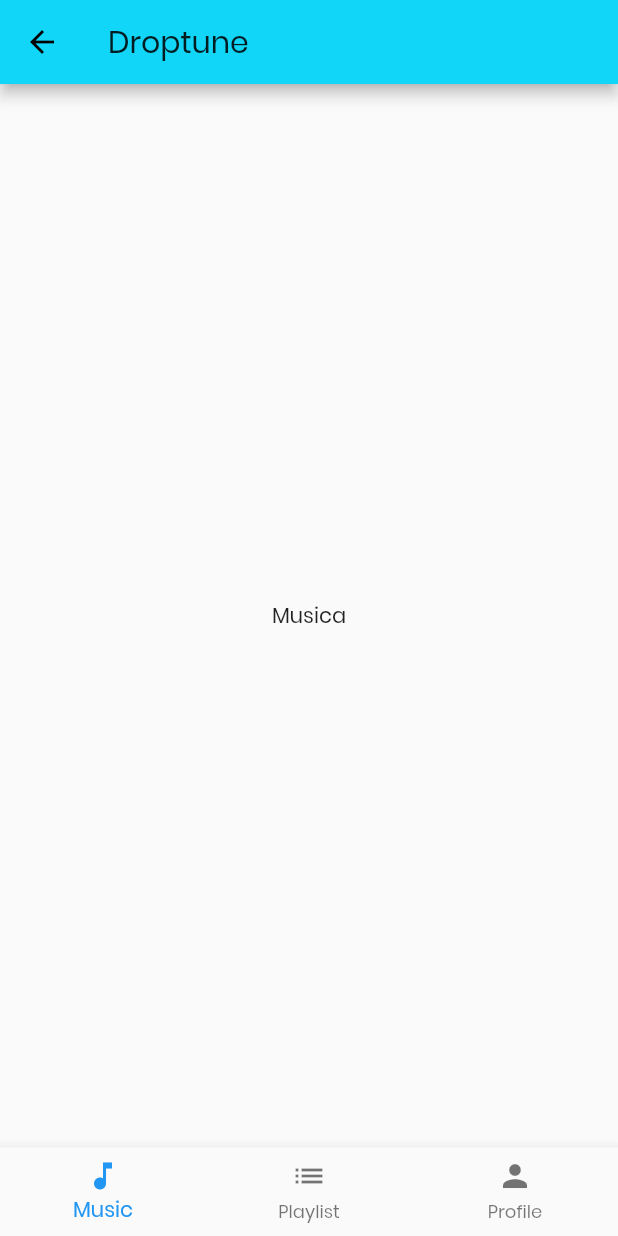
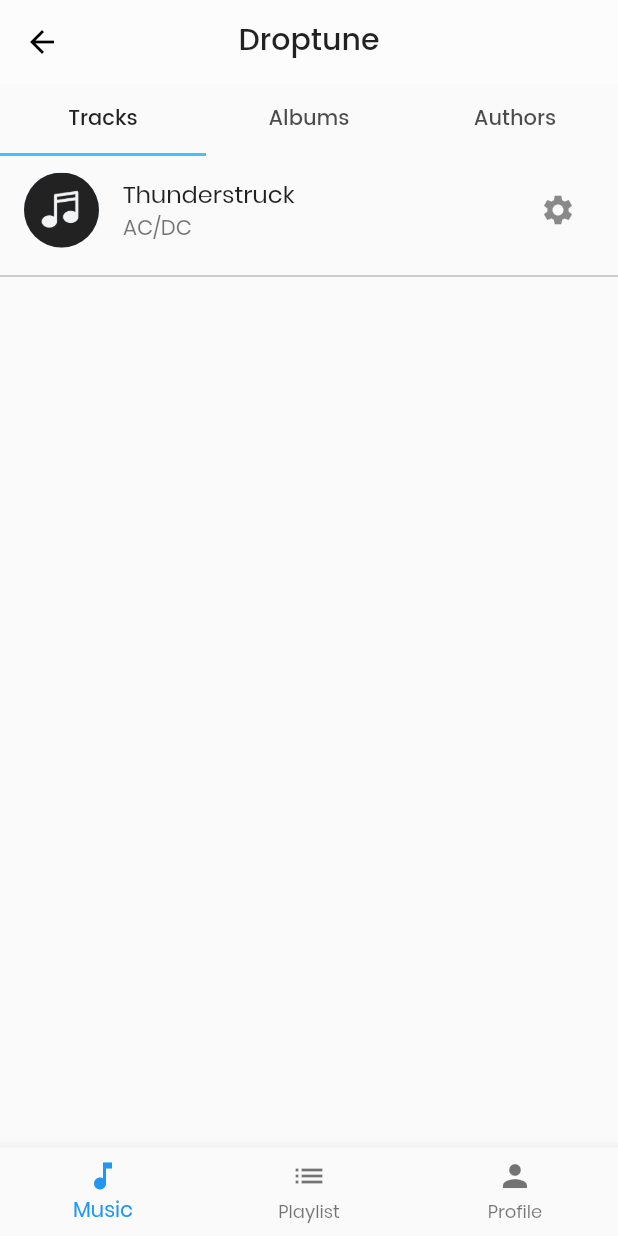
Before and after one commit to Platinum2d/DropTune, a Flutter app: the MainPage screen opened by its route, on a phone screen of 412 x 824 dp. Run offline on Flutter 3.47's test engine with Material 2 defaults, Android fonts, the phone set to English and light mode, and no system bars.

Commit message:
Graphical implementation of Albums, Authors and Playlist pages

```diff
--- a/lib/interfaces/pages/main_page.dart
+++ b/lib/interfaces/pages/main_page.dart
@@ -1,3 +1,6 @@
+import 'package:droptune/interfaces/pages/music_page.dart';
+import 'package:droptune/interfaces/pages/playlist_page.dart';
+import 'package:droptune/interfaces/pages/profile_page.dart';
 import 'package:flutter/material.dart';
 
 class MainPage extends StatefulWidget {
@@ -18,16 +21,33 @@ class _MainPageState extends State<MainPage> {
   ];
 
   List<Widget> _pages = [
-    Center(
-      child: Text("Musica"),
-    ),
-    Center(
-      child: Text("Playlist"),
-    ),
-    Center(
-      child: Text("Profilo"),
-    )
+    MusicPage(),
+    PlaylistPage(),
+    ProfilePage()
   ];
+
+  BottomNavigationBar _buildNavigationBar(){
+    return BottomNavigationBar(
+        onTap: (currentIndex) {
+          _pageController.animateToPage(currentIndex,
+              duration: Duration(microseconds: 500), curve: Curves.easeInSine);
+        },
+        currentIndex: _currentIndex,
+        items: _navigationBarItems);
+  }
+
+  PageView _buildPageView(){
+    return PageView(
+      physics: NeverScrollableScrollPhysics(),
+      controller: _pageController,
+      onPageChanged: (newIndex) {
+        setState(() {
+          _currentIndex = newIndex;
+        });
+      },
+      children: _pages,
+    );
+  }
 
   @override
   void initState() {
@@ -44,25 +64,11 @@ class _MainPageState extends State<MainPage> {
   Widget build(BuildContext context) {
     return Scaffold(
       appBar: AppBar(
-        title: Text("Droptune"),
+        centerTitle: true,
+        title: Text("Droptune", style: TextStyle(fontWeight: FontWeight.w500),),
       ),
-      body: PageView(
-        physics: NeverScrollableScrollPhysics(),
-        controller: _pageController,
-        onPageChanged: (newIndex) {
-          setState(() {
-            _currentIndex = newIndex;
-          });
-        },
-        children: _pages,
-      ),
-      bottomNavigationBar: BottomNavigationBar(
-          onTap: (currentIndex) {
-            _pageController.animateToPage(currentIndex,
-                duration: Duration(microseconds: 500), curve: Curves.easeInSine);
-          },
-          currentIndex: _currentIndex,
-          items: _navigationBarItems),
+      body: _buildPageView(),
+      bottomNavigationBar: _buildNavigationBar(),
     );
   }
 }
--- /dev/null
+++ b/lib/interfaces/pages/music_page.dart
@@ -0,0 +1,121 @@
+import 'package:droptune/interfaces/pages/widgets/albums_grid.dart';
+import 'package:droptune/interfaces/pages/widgets/authors_list.dart';
+import 'package:droptune/interfaces/pages/widgets/tracks_list.dart';
+import 'package:droptune/models/album.dart';
+import 'package:droptune/models/author.dart';
+import 'package:droptune/models/track.dart';
+import 'package:flutter/material.dart';
+
+class MusicPage extends StatelessWidget {
+  final List<Track> tracks = [
+    Track(
+        name: "Thunderstruck",
+        path: "",
+        duration: 0,
+        coverImage: AssetImage('assets/images/default_song_image.jpg'),
+        authors: <Author>[Author(name: "AC/DC", tracks: [])])
+  ];
+
+  final List<Album> albums = [
+    Album(name: "The Razor's edge", tracks: <Track>[
+      Track(
+          name: "Thunderstruck",
+          path: "",
+          duration: 0,
+          coverImage: AssetImage('assets/images/default_song_image.jpg'),
+          authors: <Author>[Author(name: "AC/DC", tracks: [])])
+    ]),
+    Album(name: "The Razor's edge", tracks: <Track>[
+      Track(
+          name: "Thunderstruck",
+          path: "",
+          duration: 0,
+          coverImage: AssetImage('assets/images/default_song_image.jpg'),
+          authors: <Author>[Author(name: "AC/DC", tracks: [])])
+    ]),
+    Album(name: "The Razor's edge", tracks: <Track>[
+      Track(
+          name: "Thunderstruck",
+          path: "",
+          duration: 0,
+          coverImage: AssetImage('assets/images/default_song_image.jpg'),
+          authors: <Author>[Author(name: "AC/DC", tracks: [])])
+    ]),
+    Album(name: "The Razor's edge", tracks: <Track>[
+      Track(
+          name: "Thunderstruck",
+          path: "",
+          duration: 0,
+          coverImage: AssetImage('assets/images/default_song_image.jpg'),
+          authors: <Author>[Author(name: "AC/DC", tracks: [])])
+    ]),
+    Album(name: "The Razor's edge", tracks: <Track>[
+      Track(
+          name: "Thunderstruck",
+          path: "",
+          duration: 0,
+          coverImage: AssetImage('assets/images/default_song_image.jpg'),
+          authors: <Author>[Author(name: "AC/DC", tracks: [])])
+    ]),
+    Album(name: "The Razor's edge", tracks: <Track>[
+      Track(
+          name: "Thunderstruck",
+          path: "",
+          duration: 0,
+          coverImage: AssetImage('assets/images/default_song_image.jpg'),
+          authors: <Author>[Author(name: "AC/DC", tracks: [])])
+    ]),
+  ];
+
+  final List<Author> authors = [
+    Author(name: "AC/DC", tracks: <Track>[
+      Track(
+          name: "Thunderstruck",
+          path: "",
+          duration: 0,
+          coverImage: AssetImage('assets/images/default_song_image.jpg'),
+          authors: <Author>[Author(name: "AC/DC", tracks: [])])
+    ]),
+    Author(name: "Michael Jackson", tracks: <Track>[
+      Track(
+          name: "Thunderstruck",
+          path: "",
+          duration: 0,
+          coverImage: AssetImage('assets/images/default_song_image.jpg'),
+          authors: <Author>[Author(name: "AC/DC", tracks: [])])
+    ])
+  ];
+
+  @override
+  Widget build(BuildContext context) {
+    return DefaultTabController(
+        initialIndex: 0,
+        length: 3,
+        child: Scaffold(
+            appBar:
+                TabBar(indicatorColor: Colors.lightBlueAccent, tabs: <Widget>[
+              Tab(
+                text: "Tracks",
+              ),
+              Tab(
+                text: "Albums",
+              ),
+              Tab(
+                text: "Authors",
+              )
+            ]),
+            body: TabBarView(children: <Widget>[
+              TracksList(
+                tracks: tracks,
+                trailingAction: () {},
+              ),
+              AlbumsGrid(
+                albums: albums,
+              ),
+              AuthorsList(
+                authors: authors,
+                trailingAction: () {},
+              )
+            ])));
+  }
+}
--- /dev/null
+++ b/lib/interfaces/pages/widgets/albums_grid.dart
@@ -0,0 +1,57 @@
+import 'package:droptune/models/album.dart';
+import 'package:droptune/models/author.dart';
+import 'package:flutter/material.dart';
+
+class AlbumsGrid extends StatelessWidget {
+  final List<Album> albums;
+
+  AlbumsGrid({@required this.albums});
+
+  String _buildAuthorsLabel(Album album){
+    String authors = "";
+
+    List<Author> distinctAuthors = [];
+
+    album.tracks.forEach((track) {
+      track.authors.forEach((author) {
+        if (!distinctAuthors.contains(author)){
+          distinctAuthors.add(author);
+        }
+      });
+    });
+
+    distinctAuthors.forEach((author){
+      authors += author.name + ", ";
+    });
+
+    return authors.substring(0, authors.length - 2);
+  }
+
+  @override
+  Widget build(BuildContext context) {
+    return GridView.builder(
+        itemCount: albums.length,
+        gridDelegate:
+            SliverGridDelegateWithFixedCrossAxisCount(crossAxisCount: 2),
+        itemBuilder: (BuildContext context, int index) {
+          return Column(
+            mainAxisAlignment: MainAxisAlignment.center,
+            crossAxisAlignment: CrossAxisAlignment.center,
+            children: <Widget>[
+              Padding(
+                padding: EdgeInsets.only(bottom: 10),
+                child: ClipRRect(
+                borderRadius: BorderRadius.circular(50),
+                child: Image.asset(
+                  'assets/images/default_song_image.jpg',
+                  height: 100,
+                  width: 100,
+                ),
+              ),),
+              Text(albums[index].name),
+              Text(_buildAuthorsLabel(albums[index]))
+            ],
+          );
+        });
+  }
+}
--- /dev/null
+++ b/lib/interfaces/pages/widgets/authors_list.dart
@@ -0,0 +1,41 @@
+import 'package:droptune/interfaces/pages/widgets/author_entry.dart';
+import 'package:droptune/models/author.dart';
+import 'package:flutter/material.dart';
+
+class AuthorsList extends StatelessWidget {
+  final List<Author> authors;
+  final Function trailingAction;
+
+  AuthorsList({@required this.authors, @required this.trailingAction});
+
+  @override
+  Widget build(BuildContext context) {
+    Widget emptyMessage = Center(
+      child: Column(
+        mainAxisAlignment: MainAxisAlignment.center,
+        crossAxisAlignment: CrossAxisAlignment.center,
+        children: <Widget>[
+          Icon(
+            Icons.archive,
+            size: 50,
+            color: Colors.grey,
+          ),
+          Text("No authors here!")
+        ],
+      ),
+    );
+
+    if (authors.length > 0)
+      return ListView.builder(
+        itemBuilder: (BuildContext context, int index) {
+          return AuthorEntry(
+            author: authors[index],
+            trailingAction: trailingAction,
+          );
+        },
+        itemCount: authors.length,
+      );
+    else
+      return emptyMessage;
+  }
+}
--- /dev/null
+++ b/lib/interfaces/pages/widgets/track_entry.dart
@@ -0,0 +1,45 @@
+import 'package:droptune/models/author.dart';
+import 'package:flutter/material.dart';
+
+import 'package:droptune/models/track.dart';
+
+class TrackEntry extends StatelessWidget {
+  final Track track;
+  final Function trailingAction;
+
+  TrackEntry({@required this.track, @required this.trailingAction});
+
+  String _buildAuthorsLabel(List<Author> authors)
+  {
+    String authors = "";
+
+    track.authors.forEach((author) {
+      authors += author.name + ", ";
+    });
+
+    return authors.substring(0, authors.length - 2);
+  }
+
+  @override
+  Widget build(BuildContext context) {
+    String authors = _buildAuthorsLabel(track.authors);
+
+    return Column(
+      children: <Widget>[
+        ListTile(
+          leading: CircleAvatar(
+            backgroundImage: track.coverImage,
+            radius: 25,
+          ),
+          title: Text(track.name),
+          subtitle: Text(authors),
+          trailing:
+              IconButton(icon: Icon(Icons.settings), onPressed: trailingAction),
+        ),
+        Divider(
+          color: Colors.grey,
+        )
+      ],
+    );
+  }
+}
--- /dev/null
+++ b/lib/interfaces/pages/widgets/tracks_list.dart
@@ -0,0 +1,41 @@
+import 'package:droptune/interfaces/pages/widgets/track_entry.dart';
+import 'package:droptune/models/track.dart';
+import 'package:flutter/material.dart';
+
+class TracksList extends StatelessWidget {
+  final List<Track> tracks;
+  final Function trailingAction;
+
+  TracksList({@required this.tracks, @required this.trailingAction});
+
+  @override
+  Widget build(BuildContext context) {
+    Widget emptyMessage = Center(
+      child: Column(
+        mainAxisAlignment: MainAxisAlignment.center,
+        crossAxisAlignment: CrossAxisAlignment.center,
+        children: <Widget>[
+          Icon(
+            Icons.archive,
+            size: 50,
+            color: Colors.grey,
+          ),
+          Text("No music here!")
+        ],
+      ),
+    );
+
+    if (tracks.length > 0)
+      return ListView.builder(
+        itemBuilder: (BuildContext context, int index) {
+          return TrackEntry(
+            track: tracks[index],
+            trailingAction: trailingAction,
+          );
+        },
+        itemCount: tracks.length,
+      );
+    else
+      return emptyMessage;
+  }
+}
--- a/lib/main.dart
+++ b/lib/main.dart
@@ -17,18 +17,21 @@ void main() {
 }
 
 class DroptuneApp extends StatelessWidget {
-  double inputRadius = 30.0;
-  double buttonRadius = 20.0;
+  final double inputRadius = 30.0;
+  final double buttonRadius = 20.0;
 
   @override
   Widget build(BuildContext context) {
     return MaterialApp(
       title: 'Flutter Demo',
       theme: ThemeData(
+          backgroundColor: Colors.white,
           primaryColor: Color(getColor("#11d6f8")),
           brightness: Brightness.light,
           fontFamily: "Poppins",
           buttonColor: Color(getColor("#d9ffff")),
+          appBarTheme:
+              AppBarTheme(color: Color(getColor("#fcfcfc")), elevation: 0),
           buttonTheme: ButtonThemeData(
               shape: RoundedRectangleBorder(
                   borderRadius: BorderRadius.circular(buttonRadius))),
```
Also changed, not shown: lib/interfaces/pages/playlist_page.dart (added, +44 -0 lines), lib/interfaces/pages/profile_page.dart (added, +9 -0 lines), lib/interfaces/pages/widgets/author_entry.dart (added, +49 -0 lines), pubspec.yaml (+5 -2 lines).
